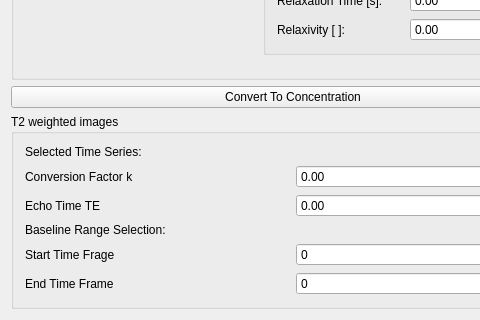
Old version of the form Plugins/org.mitk.gui.qt.pharmacokinetics.concentration.mri/src/internal/ConcentrationCurveConverterViewControls.ui in the repository MITK/MITK; both pictures show x 0 to 480 and y 719 to 1039 of the 586 by 1039 pixel window.
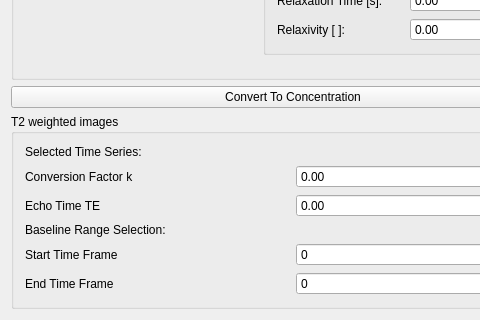
New version of the form. Custom widgets are drawn as their Qt base class.

Commit message: Correct typo.

What changed in the file:
```diff
--- a/Plugins/org.mitk.gui.qt.pharmacokinetics.concentration.mri/src/internal/ConcentrationCurveConverterViewControls.ui
+++ b/Plugins/org.mitk.gui.qt.pharmacokinetics.concentration.mri/src/internal/ConcentrationCurveConverterViewControls.ui
@@ -375,7 +375,7 @@
         <item row="2" column="0">
          <widget class="QLabel" name="label_baselineStartTimeStepT2">
           <property name="text">
-           <string>Start Time Frage</string>
+           <string>Start Time Frame</string>
           </property>
          </widget>
         </item>
```
